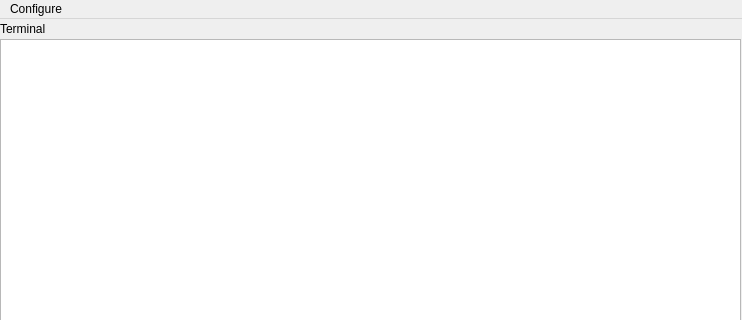
wangyixu12/Esp32DownloadTools, file PyQTUI/mainForm.ui: the form before one commit; both pictures show x 0 to 742 and y 0 to 320 of the 742 by 467 pixel window.
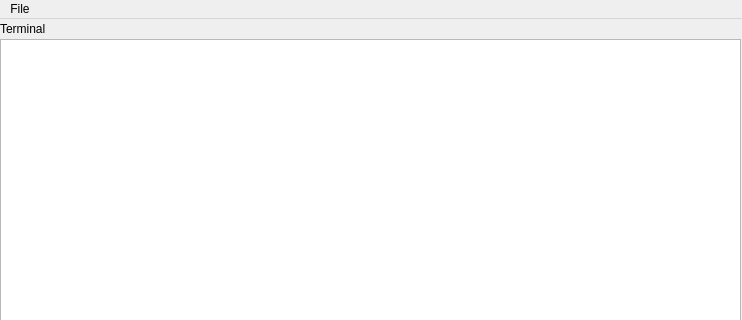
The form after the commit.

Commit message: 删除另一个设置窗口代码和修改主窗口设置名称

What changed in the file:
```diff
--- a/PyQTUI/mainForm.ui
+++ b/PyQTUI/mainForm.ui
@@ -314,12 +314,12 @@
      <x>0</x>
      <y>0</y>
      <width>742</width>
-     <height>23</height>
+     <height>22</height>
     </rect>
    </property>
    <widget class="QMenu" name="menuSetting">
     <property name="title">
-     <string>Configure</string>
+     <string>File</string>
     </property>
     <addaction name="actVeriFw"/>
     <addaction name="actFlashFw"/>
```
Left out of the diff: 3 changed lines with no effect on the pictures. The commit also changes 2 other files.
